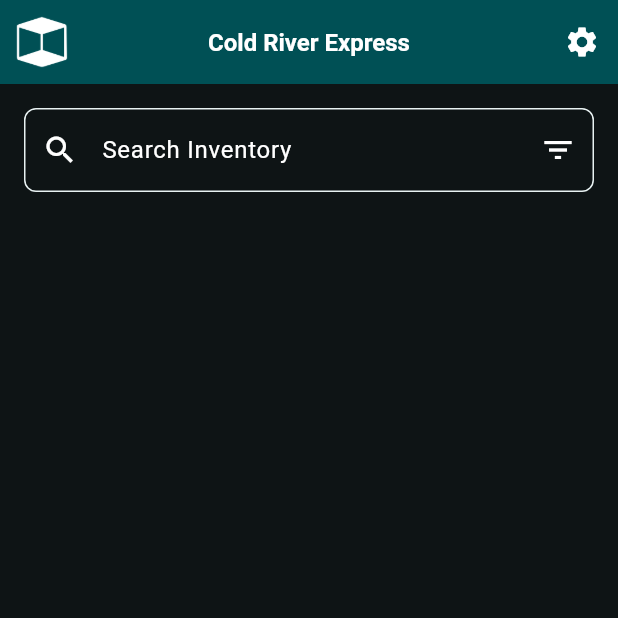
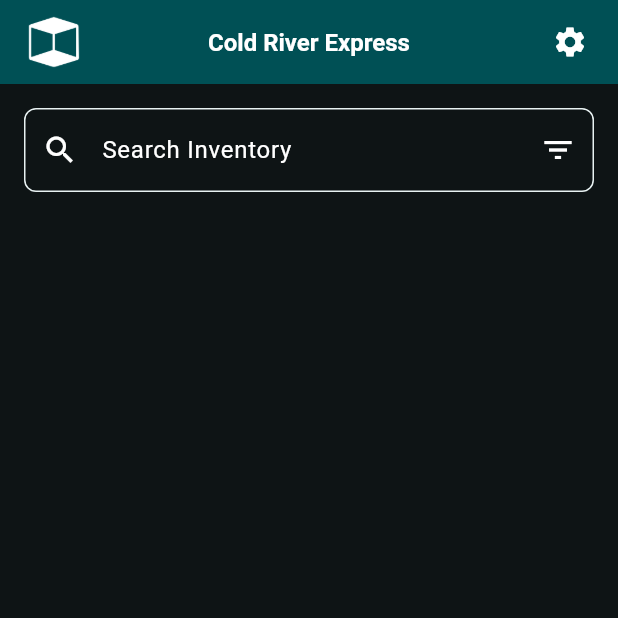
Before and after one commit to salvatore-esposito-green/cold_river_express_app, a Flutter app: the screen it shows after launch, on a phone screen of 412 x 824 dp, the top half of it. Run offline on Flutter 3.47's test engine with Material 3 defaults, Android fonts, the phone set to English and light mode, and no system bars; our stand-ins replace google_fonts, image_picker, permission_handler, qr_flutter, share_plus, shared_preferences and 2 more; missing offline and left inert: flutter_esc_pos_utils, print_bluetooth_thermal, qr_code_scanner_plus; accounts and stored records are empty; Roboto replaces fonts that are missing (Cousine).

Commit message:
Adjust padding in InventorySearchScreen's AppBar for improved layout consistency

```diff
--- a/lib/screens/inventory_search_screen.dart
+++ b/lib/screens/inventory_search_screen.dart
@@ -259,7 +259,7 @@ class InventorySearchScreenState extends State<InventorySearchScreen>
     return Scaffold(
       appBar: AppBar(
         leading: Padding(
-          padding: const EdgeInsets.all(8.0),
+          padding: const EdgeInsets.only(left: 16),
           child: Image.asset(
             'assets/icons/icon-appbar.png',
             fit: BoxFit.contain,
@@ -272,12 +272,15 @@ class InventorySearchScreenState extends State<InventorySearchScreen>
         centerTitle: true,
         backgroundColor: Theme.of(context).colorScheme.inversePrimary,
         actions: [
-          IconButton(
-            icon: Icon(Icons.settings),
-            onPressed: () {
-              FocusScope.of(context).unfocus();
-              Navigator.pushNamed(context, '/settings');
-            },
+          Padding(
+            padding: const EdgeInsets.only(right: 8.0),
+            child: IconButton(
+              icon: Icon(Icons.settings),
+              onPressed: () {
+                FocusScope.of(context).unfocus();
+                Navigator.pushNamed(context, '/settings');
+              },
+            ),
           ),
         ],
       ),
```
